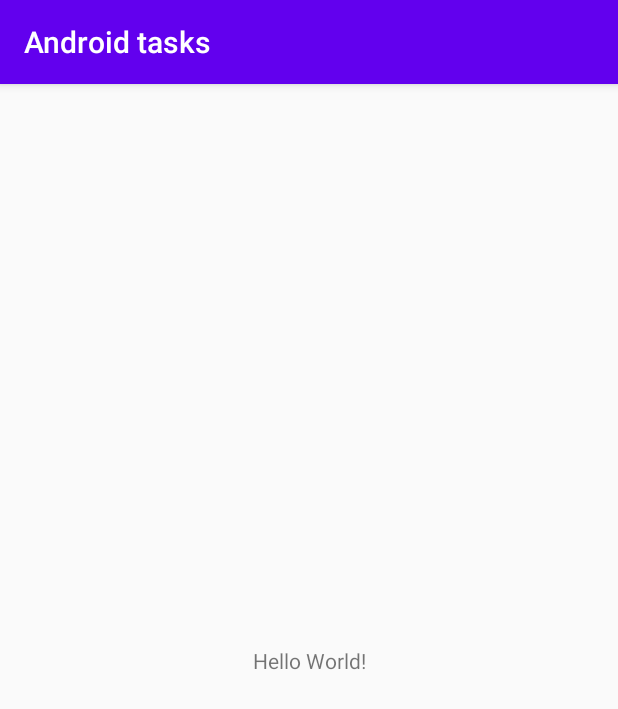
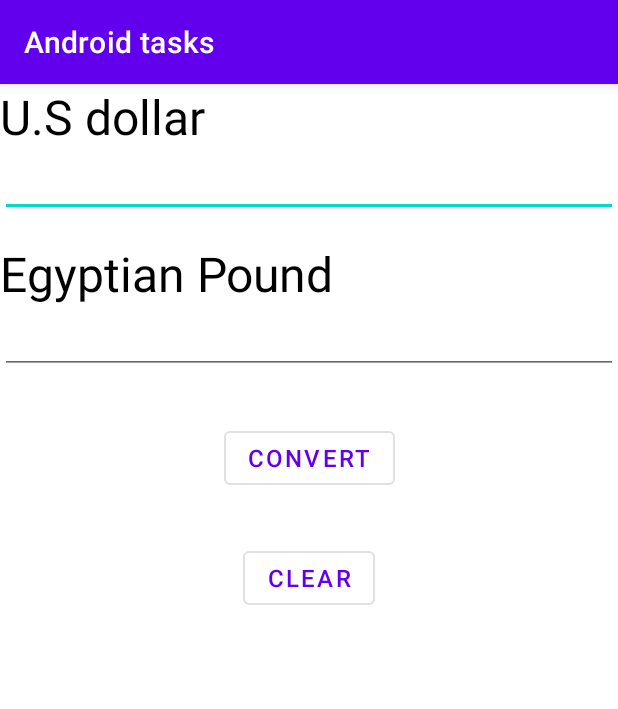
Before and after one commit to ahmedsamir9/Android-Tasks-for-Mobile-Compuitng-Course, an Android app: the screen it shows after launch (MainActivity), on a phone screen of 412 x 824 dp. Shown: the top 709 px of the screen. Run offline under Robolectric (Android 15) with nearby library versions, the phone set to English and light mode, and no system bars; our stand-ins replace data binding.

Commit message:
first Assignment(pound Converter)

```diff
--- a/app/build.gradle
+++ b/app/build.gradle
@@ -20,6 +20,9 @@ android {
             proguardFiles getDefaultProguardFile('proguard-android-optimize.txt'), 'proguard-rules.pro'
         }
     }
+    buildFeatures{
+        dataBinding true
+    }
 }
 
 dependencies {
@@ -29,5 +32,7 @@ dependencies {
     testImplementation 'junit:junit:4.12'
     androidTestImplementation 'androidx.test.ext:junit:1.1.2'
     androidTestImplementation 'androidx.test.espresso:espresso-core:3.3.0'
+    implementation 'com.google.android.material:material:1.2.1'
+    testImplementation "com.google.truth:truth:1.0.1"
 
 }
--- a/app/src/main/AndroidManifest.xml
+++ b/app/src/main/AndroidManifest.xml
@@ -9,7 +9,7 @@
         android:roundIcon="@mipmap/ic_launcher_round"
         android:supportsRtl="true"
         android:theme="@style/AppTheme">
-        <activity android:name=".MainActivity">
+        <activity android:name=".ui.MainActivity">
             <intent-filter>
                 <action android:name="android.intent.action.MAIN" />
 
--- a/app/src/main/java/com/example/androidtasks/MainActivity.java
+++ /dev/null
@@ -1,14 +0,0 @@
-package com.example.androidtasks;
-
-import androidx.appcompat.app.AppCompatActivity;
-
-import android.os.Bundle;
-
-public class MainActivity extends AppCompatActivity {
-
-    @Override
-    protected void onCreate(Bundle savedInstanceState) {
-        super.onCreate(savedInstanceState);
-        setContentView(R.layout.activity_main);
-    }
-}
--- /dev/null
+++ b/app/src/main/java/com/example/androidtasks/model/Coins.java
@@ -0,0 +1,22 @@
+package com.example.androidtasks.model;
+
+public class Coins {
+    private float numberOfCoins ;
+
+    public Coins() {
+    }
+
+    public void setNumberOfCoins(float numberofCoins) {
+        this.numberOfCoins = numberofCoins;
+    }
+
+    public float getNumberOfCoins() {
+        return numberOfCoins;
+    }
+    public float convertFromEgyptianToUS(){
+        return (numberOfCoins / 16 );
+    }
+    public float convertFromUSToEgyptian(){
+        return (numberOfCoins * 16 );
+    }
+}
--- a/app/src/main/res/layout/activity_main.xml
+++ b/app/src/main/res/layout/activity_main.xml
@@ -1,18 +1,74 @@
 <?xml version="1.0" encoding="utf-8"?>
-<androidx.constraintlayout.widget.ConstraintLayout xmlns:android="http://schemas.android.com/apk/res/android"
+<layout
+    xmlns:android="http://schemas.android.com/apk/res/android"
     xmlns:app="http://schemas.android.com/apk/res-auto"
-    xmlns:tools="http://schemas.android.com/tools"
+    xmlns:tools="http://schemas.android.com/tools">
+
+
+<androidx.constraintlayout.widget.ConstraintLayout
     android:layout_width="match_parent"
     android:layout_height="match_parent"
-    tools:context=".MainActivity">
+    tools:context=".ui.MainActivity">
 
     <TextView
+        android:id="@+id/us_tv"
         android:layout_width="wrap_content"
         android:layout_height="wrap_content"
-        android:text="Hello World!"
-        app:layout_constraintBottom_toBottomOf="parent"
-        app:layout_constraintLeft_toLeftOf="parent"
-        app:layout_constraintRight_toRightOf="parent"
+        android:text="U.S dollar"
+        android:textColor="#000000"
+        android:textSize="32sp"
+        app:layout_constraintStart_toStartOf="parent"
         app:layout_constraintTop_toTopOf="parent" />
 
+    <EditText
+        android:id="@+id/us_et"
+        android:layout_width="match_parent"
+        android:layout_height="wrap_content"
+        app:layout_constraintStart_toStartOf="parent"
+        app:layout_constraintTop_toBottomOf="@+id/us_tv" />
+
+    <TextView
+        android:id="@+id/textView2"
+        android:layout_width="wrap_content"
+        android:layout_height="wrap_content"
+        android:layout_marginTop="16dp"
+        android:text="Egyptian Pound"
+        android:textColor="#000000"
+        android:textSize="32sp"
+        app:layout_constraintStart_toStartOf="parent"
+        app:layout_constraintTop_toBottomOf="@+id/us_et" />
+
+    <EditText
+        android:id="@+id/eg_et"
+        android:layout_width="match_parent"
+        android:layout_height="wrap_content"
+
+        app:layout_constraintStart_toStartOf="parent"
+        app:layout_constraintTop_toBottomOf="@+id/textView2" />
+
+    <com.google.android.material.button.MaterialButton
+        android:id="@+id/convert_btn"
+        android:layout_width="wrap_content"
+        android:layout_height="wrap_content"
+        android:text="@string/convert"
+        android:layout_marginTop="32dp"
+        style="@style/Widget.MaterialComponents.Button.OutlinedButton"
+        app:layout_constraintEnd_toEndOf="parent"
+        android:textSize="16sp"
+        app:layout_constraintStart_toStartOf="parent"
+        app:layout_constraintTop_toBottomOf="@+id/eg_et" />
+
+    <com.google.android.material.button.MaterialButton
+        android:id="@+id/clear_btn"
+        android:layout_width="wrap_content"
+        android:layout_height="wrap_content"
+        android:textSize="16sp"
+        android:text="@string/clear"
+        android:layout_marginTop="32dp"
+        style="@style/Widget.MaterialComponents.Button.OutlinedButton"
+        app:layout_constraintEnd_toEndOf="parent"
+        app:layout_constraintStart_toStartOf="parent"
+        app:layout_constraintTop_toBottomOf="@+id/convert_btn"/>
 </androidx.constraintlayout.widget.ConstraintLayout>
+
+</layout>
--- a/app/src/main/res/values/strings.xml
+++ b/app/src/main/res/values/strings.xml
@@ -1,3 +1,5 @@
 <resources>
     <string name="app_name">Android tasks</string>
+    <string name="convert">Convert</string>
+    <string name="clear">Clear</string>
 </resources>
--- a/app/src/main/res/values/styles.xml
+++ b/app/src/main/res/values/styles.xml
@@ -1,6 +1,6 @@
 <resources>
     <!-- Base application theme. -->
-    <style name="AppTheme" parent="Theme.AppCompat.Light.DarkActionBar">
+    <style name="AppTheme" parent="Theme.MaterialComponents.Light.DarkActionBar">
         <!-- Customize your theme here. -->
         <item name="colorPrimary">@color/colorPrimary</item>
         <item name="colorPrimaryDark">@color/colorPrimaryDark</item>
```
Also changed, not shown: app/src/main/java/com/example/androidtasks/ui/MainActivity.java (added, +82 -0 lines), 1 other file.
